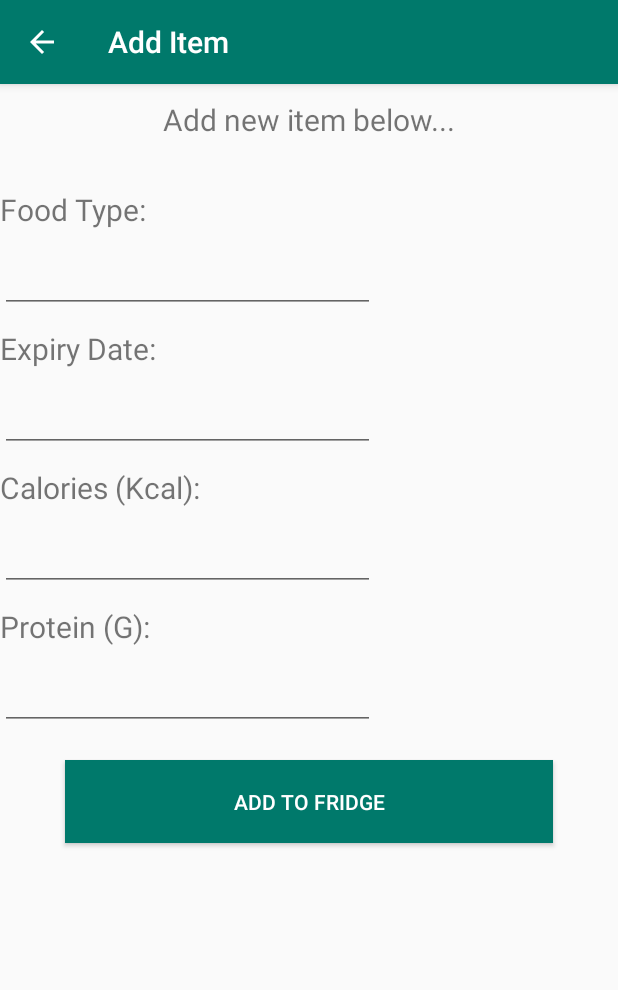
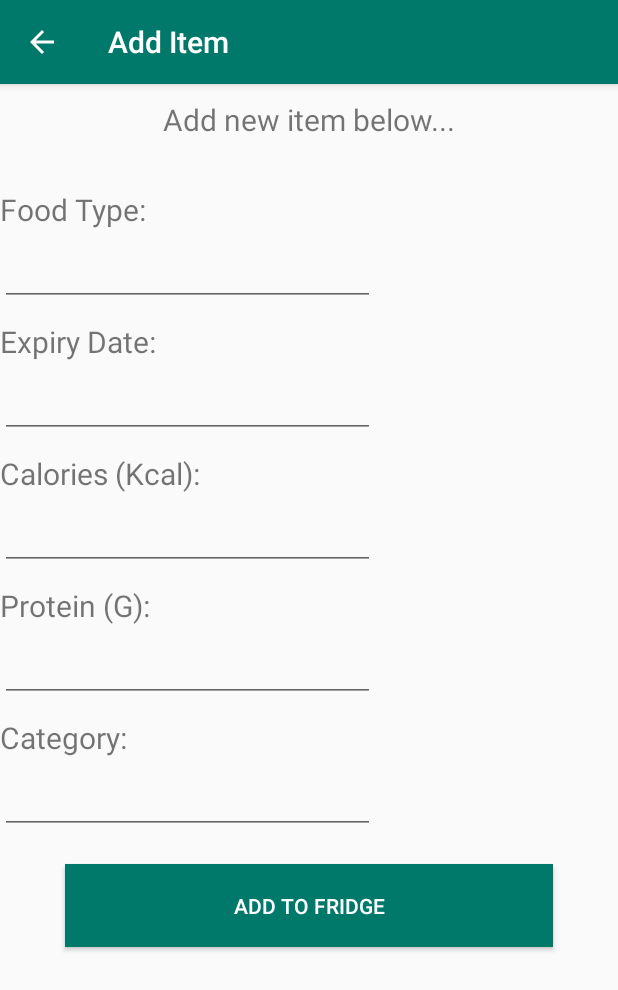
Before and after one commit to LeonMulvaney/TheIntelligentFoodNetwork, an Android app: the AddFoodItem screen opened directly, with no data from a screen before it, on a phone screen of 412 x 824 dp. Shown: the top 990 px of the screen. Run offline under Robolectric (Android 15) with nearby library versions, the phone set to English and light mode, and no system bars; our stand-ins replace Firebase (no records; nobody signed in at launch, a user with empty details on screens opened directly).

Commit message:
Sunday 03/12/2017 @ 21.48 Commit before Mid-Point Presentation

```diff
--- a/app/src/main/java/ie/ncirl/a14445618/theintelligentfoodnetwork/AddFoodItem.java
+++ b/app/src/main/java/ie/ncirl/a14445618/theintelligentfoodnetwork/AddFoodItem.java
@@ -21,11 +21,13 @@ public class AddFoodItem extends AppCompatActivity {
     EditText expDate;
     EditText calories;
     EditText protein;
+    EditText category;
 
     String foodTypeFromEt;
     String expDateFromEt;
     String caloriesFromEt;
     String proteinFromEt;
+    String categoryFromEt;
 
     Button addButton;
 
@@ -49,6 +51,7 @@ public class AddFoodItem extends AppCompatActivity {
         expDate = findViewById(R.id.expDateEt);
         calories = findViewById(R.id.caloriesEt);
         protein = findViewById(R.id.proteinEt);
+        category = findViewById(R.id.categoryEt);
 
         addButton = findViewById(R.id.addToDbButton);
         addButton.setOnClickListener(new View.OnClickListener() {
@@ -77,11 +80,12 @@ public class AddFoodItem extends AppCompatActivity {
         expDateFromEt = expDate.getText().toString();
         caloriesFromEt= calories.getText().toString();
         proteinFromEt = protein.getText().toString();
+        categoryFromEt = protein.getText().toString();
 
 
-        //FoodItem foodItem = new FoodItem(foodTypeFromEt,expDateFromEt,caloriesFromEt,proteinFromEt);
+        FoodItem foodItem = new FoodItem(foodTypeFromEt,expDateFromEt,caloriesFromEt,proteinFromEt,categoryFromEt);
 
-        //keyRef.child(itemId).setValue(foodItem);
+        keyRef.child(itemId).setValue(foodItem);
 
         Intent intent = new Intent(this,MyFoodNetwork.class);
         startActivity(intent);
--- a/app/src/main/java/ie/ncirl/a14445618/theintelligentfoodnetwork/FoodContents.java
+++ b/app/src/main/java/ie/ncirl/a14445618/theintelligentfoodnetwork/FoodContents.java
@@ -100,6 +100,7 @@ public class FoodContents extends AppCompatActivity implements AdapterView.OnIte
                 //refreshList();
                 Spinner spinnerInstance =  findViewById(R.id.filterByCategorySpinner);
                 spinnerInstance.setSelection(0);
+                getContents();
                 return true;
             default:
                 return super.onOptionsItemSelected(item);
@@ -108,6 +109,7 @@ public class FoodContents extends AppCompatActivity implements AdapterView.OnIte
     public void getContents() {
         //Get contents from Firebase into String From : https://www.youtube.com/watch?v=WDGmpvKpHyw
         keyRef.addValueEventListener(new ValueEventListener() { //SingleValueEvent Listener to prevent the append method causing duplicate entries
+
             @Override
             public void onDataChange (DataSnapshot dataSnapshot){
                 foodList.clear(); //Clear foodlist before adding items again
@@ -144,7 +146,7 @@ public class FoodContents extends AppCompatActivity implements AdapterView.OnIte
     //5. Re-populate the adapter with the new, updated foodlist array
     public void refreshList(){
 
-        keyRef.addListenerForSingleValueEvent(new ValueEventListener() { //SingleValueEvent Listener to prevent the append method causing duplicate entries
+        keyRef.addValueEventListener(new ValueEventListener() { //SingleValueEvent Listener to prevent the append method causing duplicate entries
             @Override
             public void onDataChange(DataSnapshot dataSnapshot) {
                 foodList.clear(); //Remove items from arraylist
--- a/app/src/main/res/layout/activity_add_food_item.xml
+++ b/app/src/main/res/layout/activity_add_food_item.xml
@@ -38,7 +38,7 @@
                 android:id="@+id/foodTypeEt"
                 android:layout_width="250dp"
                 android:layout_height="wrap_content"
-                android:layout_marginTop="10dp" />
+                android:layout_marginTop="5dp" />
 
             <TextView
                 android:layout_width="fill_parent"
@@ -52,7 +52,7 @@
                 android:id="@+id/expDateEt"
                 android:layout_width="250dp"
                 android:layout_height="wrap_content"
-                android:layout_marginTop="10dp" />
+                android:layout_marginTop="5dp" />
 
             <TextView
                 android:layout_width="fill_parent"
@@ -66,7 +66,7 @@
                 android:id="@+id/caloriesEt"
                 android:layout_width="250dp"
                 android:layout_height="wrap_content"
-                android:layout_marginTop="10dp" />
+                android:layout_marginTop="5dp" />
 
             <TextView
                 android:layout_width="fill_parent"
@@ -80,7 +80,21 @@
                 android:id="@+id/proteinEt"
                 android:layout_width="250dp"
                 android:layout_height="wrap_content"
-                android:layout_marginTop="10dp" />
+                android:layout_marginTop="5dp" />
+
+            <TextView
+                android:layout_width="fill_parent"
+                android:layout_height="wrap_content"
+                android:text="Category:"
+                android:textSize="20sp"
+                android:layout_marginTop="10dp"
+                android:layout_gravity="center_vertical"/>
+
+            <EditText
+                android:id="@+id/categoryEt"
+                android:layout_width="250dp"
+                android:layout_height="wrap_content"
+                android:layout_marginTop="5dp" />
 
             <Button
                 android:id="@+id/addToDbButton"
```
